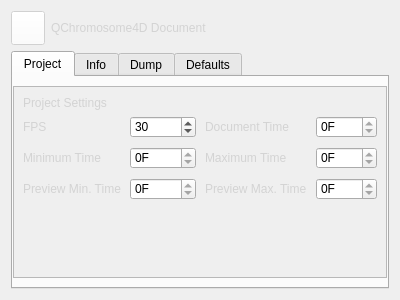
The window that QChromosome/projectsettings.ui (Michalaq/ChromosomeVisualizer) describes before a commit, drawn with Qt 5.
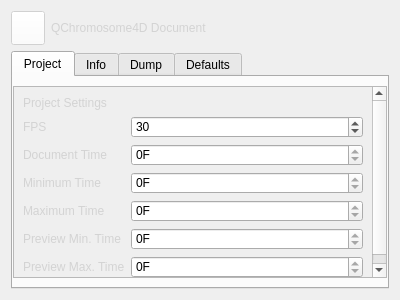
The same window after the commit. Icons and pictures are not drawn. Custom widgets are drawn as their Qt base class.

The edit to the form file:
```diff
--- a/QChromosome/projectsettings.ui
+++ b/QChromosome/projectsettings.ui
@@ -92,8 +92,8 @@
            <rect>
             <x>0</x>
             <y>0</y>
-            <width>376</width>
-            <height>192</height>
+            <width>362</width>
+            <height>208</height>
            </rect>
           </property>
           <layout class="QVBoxLayout" name="verticalLayout_2">
@@ -108,11 +108,6 @@
             </widget>
            </item>
            <item>
-            <layout class="QHBoxLayout" name="horizontalLayout_2">
-             <property name="spacing">
-              <number>9</number>
-             </property>
-             <item>
               <layout class="QFormLayout" name="formLayout_2">
                <item row="0" column="0">
                 <widget class="Label" name="label_7">
@@ -121,14 +116,14 @@
                  </property>
                 </widget>
                </item>
-               <item row="1" column="0">
+             <item row="2" column="0">
                 <widget class="Label" name="label_8">
                  <property name="text">
                   <string>Minimum Time</string>
                  </property>
                 </widget>
                </item>
-               <item row="2" column="0">
+             <item row="4" column="0">
                 <widget class="Label" name="label_9">
                  <property name="text">
                   <string>Preview Min. Time</string>
@@ -136,7 +131,7 @@
                 </widget>
                </item>
                <item row="0" column="1">
-                <widget class="SpinBox" name="spinBox_2">
+              <widget class="SpinBox" name="spinBox">
                  <property name="minimum">
                   <number>1</number>
                  </property>
@@ -148,7 +143,7 @@
                  </property>
                 </widget>
                </item>
-               <item row="1" column="1">
+             <item row="2" column="1">
                 <widget class="SpinBox" name="spinBox_3">
                  <property name="suffix">
                   <string>F</string>
@@ -158,7 +153,7 @@
                  </property>
                 </widget>
                </item>
-               <item row="2" column="1">
+             <item row="4" column="1">
                 <widget class="SpinBox" name="spinBox_4">
                  <property name="suffix">
                   <string>F</string>
@@ -168,52 +163,48 @@
                  </property>
                 </widget>
                </item>
-              </layout>
-             </item>
-             <item>
-              <layout class="QFormLayout" name="formLayout_3">
-               <item row="0" column="0">
+             <item row="1" column="0">
                 <widget class="Label" name="label_10">
                  <property name="text">
                   <string>Document Time</string>
                  </property>
                 </widget>
                </item>
-               <item row="1" column="0">
+             <item row="1" column="1">
+              <widget class="SpinBox" name="spinBox_5">
+               <property name="suffix">
+                <string>F</string>
+               </property>
+               <property name="maximum">
+                <number>0</number>
+               </property>
+              </widget>
+             </item>
+             <item row="3" column="0">
                 <widget class="Label" name="label_11">
                  <property name="text">
                   <string>Maximum Time</string>
                  </property>
                 </widget>
                </item>
-               <item row="2" column="0">
+             <item row="3" column="1">
+              <widget class="SpinBox" name="spinBox_6">
+               <property name="suffix">
+                <string>F</string>
+               </property>
+               <property name="maximum">
+                <number>0</number>
+               </property>
+              </widget>
+             </item>
+             <item row="5" column="0">
                 <widget class="Label" name="label_12">
                  <property name="text">
                   <string>Preview Max. Time</string>
                  </property>
                 </widget>
                </item>
-               <item row="0" column="1">
-                <widget class="SpinBox" name="spinBox_5">
-                 <property name="suffix">
-                  <string>F</string>
-                 </property>
-                 <property name="maximum">
-                  <number>0</number>
-                 </property>
-                </widget>
-               </item>
-               <item row="1" column="1">
-                <widget class="SpinBox" name="spinBox_6">
-                 <property name="suffix">
-                  <string>F</string>
-                 </property>
-                 <property name="maximum">
-                  <number>0</number>
-                 </property>
-                </widget>
-               </item>
-               <item row="2" column="1">
+             <item row="5" column="1">
                 <widget class="SpinBox" name="spinBox_7">
                  <property name="suffix">
                   <string>F</string>
@@ -225,8 +216,6 @@
                </item>
               </layout>
              </item>
-            </layout>
-           </item>
            <item>
             <spacer name="verticalSpacer_2">
              <property name="orientation">
@@ -391,30 +380,6 @@
              </property>
             </widget>
            </item>
-           <item>
-            <layout class="QFormLayout" name="formLayout">
-             <item row="0" column="0">
-              <widget class="Label" name="label_2">
-               <property name="text">
-                <string>FPS</string>
-               </property>
-              </widget>
-             </item>
-             <item row="0" column="1">
-              <widget class="SpinBox" name="spinBox">
-               <property name="minimum">
-                <number>1</number>
-               </property>
-               <property name="maximum">
-                <number>500</number>
-               </property>
-               <property name="value">
-                <number>30</number>
-               </property>
-              </widget>
-             </item>
-            </layout>
-           </item>
            <item>
             <widget class="Label" name="label">
              <property name="text">
```
Left out of the diff: 5 changed lines with no effect on the pictures. Lines whose indentation alone changed are shown as unchanged.
